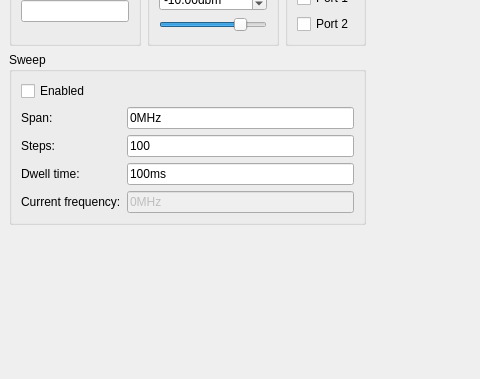
Old version of the form Software/PC_Application/Generator/signalgenwidget.ui in the repository jankae/LibreVNA; both pictures show x 359 to 839 and y 215 to 594 of the 1093 by 594 pixel window.
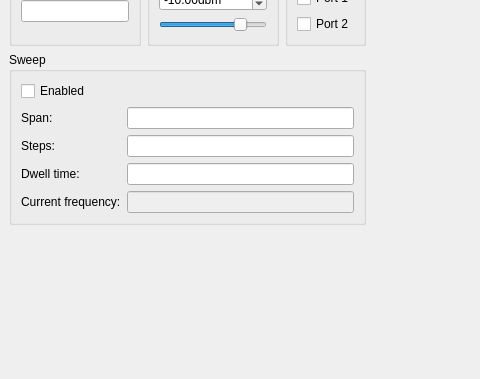
New version of the form. Custom widgets are drawn as their Qt base class.

```diff
--- a/Software/PC_Application/Generator/signalgenwidget.ui
+++ b/Software/PC_Application/Generator/signalgenwidget.ui
@@ -181,7 +181,7 @@
           <item row="0" column="1">
            <widget class="SIUnitEdit" name="span">
             <property name="text">
-             <string>0MHz</string>
+             <string/>
             </property>
            </widget>
           </item>
@@ -195,7 +195,7 @@
           <item row="1" column="1">
            <widget class="SIUnitEdit" name="steps">
             <property name="text">
-             <string>100</string>
+             <string/>
             </property>
            </widget>
           </item>
@@ -209,7 +209,7 @@
           <item row="2" column="1">
            <widget class="SIUnitEdit" name="dwell">
             <property name="text">
-             <string>100ms</string>
+             <string/>
             </property>
            </widget>
           </item>
@@ -226,7 +226,7 @@
              <bool>false</bool>
             </property>
             <property name="text">
-             <string>0MHz</string>
+             <string/>
             </property>
             <property name="readOnly">
              <bool>true</bool>
```
